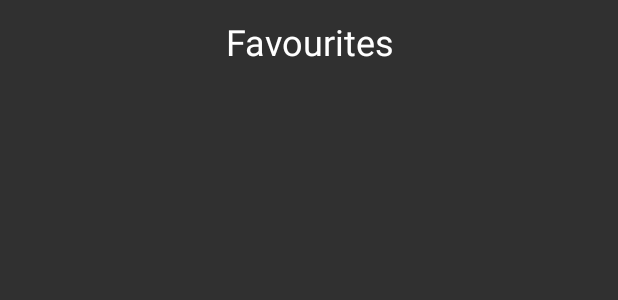
After one commit to Nevette/OptiRoad, an Android app: the layout activity_favourites.xml on its own in the app's theme, with its tools: preview values and no code run, on a phone screen of 412 x 824 dp. The commit adds this screen. Shown: the top 300 px of the screen. Run offline under Robolectric (Android 15) with nearby library versions, the phone set to English and light mode, and no system bars.

Commit message:
Added favourites activity

```diff
--- a/app/src/main/AndroidManifest.xml
+++ b/app/src/main/AndroidManifest.xml
@@ -16,6 +16,7 @@
             </intent-filter>
         </activity>
         <activity android:name=".PlanRouteActivity" />
+        <activity android:name=".FavouritesActivity" />
     </application>
 
 </manifest>
--- /dev/null
+++ b/app/src/main/res/layout/activity_favourites.xml
@@ -0,0 +1,18 @@
+<?xml version="1.0" encoding="utf-8"?>
+<RelativeLayout xmlns:android="http://schemas.android.com/apk/res/android"
+    xmlns:tools="http://schemas.android.com/tools"
+    android:layout_width="match_parent"
+    android:layout_height="match_parent">
+
+    <TextView
+        android:id="@+id/textView"
+        android:layout_width="140dp"
+        android:layout_height="35dp"
+        android:layout_alignParentTop="true"
+        android:layout_centerHorizontal="true"
+        android:layout_marginTop="11dp"
+        android:text="Favourites"
+        android:textAlignment="center"
+        android:textColor="@android:color/white"
+        android:textSize="24sp" />
+</RelativeLayout>
```
Also changed, not shown: app/src/main/java/ad/optiroad/FavouritesActivity.java (added, +13 -0 lines), app/src/main/java/ad/optiroad/MenuActivity.java (+16 -3 lines).
